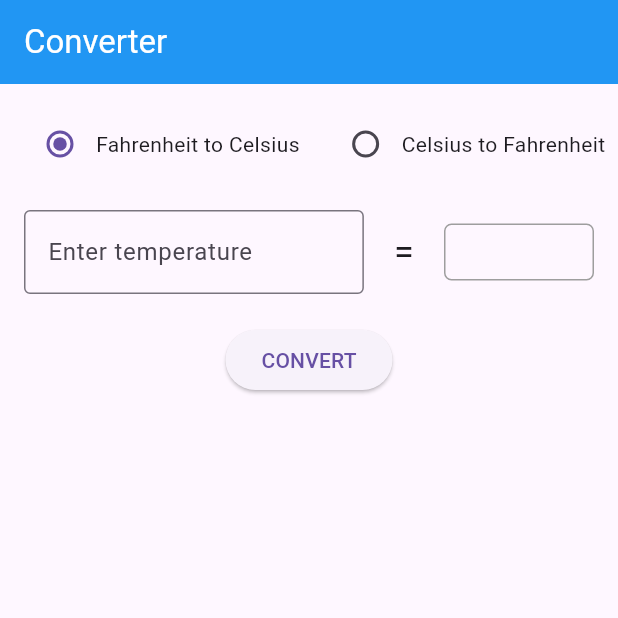
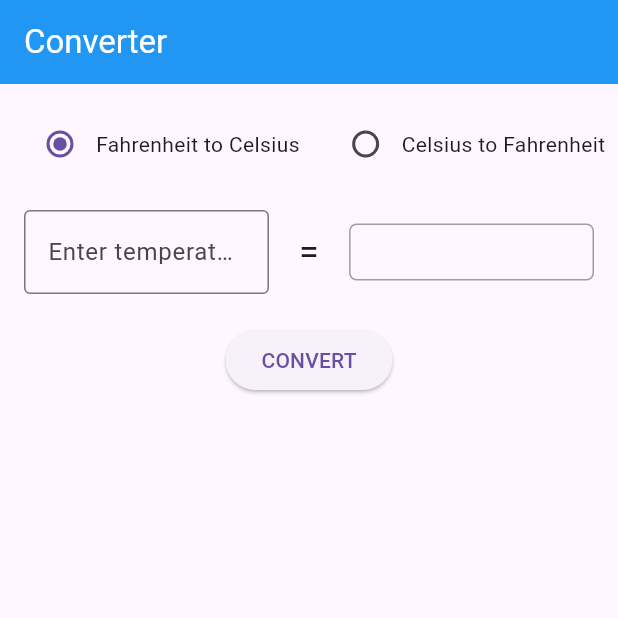
Before and after one commit to Telesphore-Uwabera/temperature_conversion_app, a Flutter app: the screen it shows after launch, on a phone screen of 412 x 824 dp, the top half of it. Run offline on Flutter 3.47's test engine with Material 3 defaults, Android fonts, the phone set to English and light mode, and no system bars.

Commit message:
The last version of the Temperature Conversion App

```diff
--- a/lib/main.dart
+++ b/lib/main.dart
@@ -135,17 +135,20 @@ class _TemperatureConverterHomePageState
                       style: TextStyle(fontSize: 24),
                     ),
                     SizedBox(width: 20),
-                    Container(
-                      width: 100,
+                    Expanded(
+                      child: Container(
                         padding: EdgeInsets.symmetric(horizontal: 10, vertical: 5),
                         decoration: BoxDecoration(
                           border: Border.all(color: Colors.grey),
                           borderRadius: BorderRadius.circular(5),
                         ),
+                        child: Center(
                           child: Text(
                             _result,
                             style: TextStyle(fontSize: 18),
                             textAlign: TextAlign.center,
+                          ),
+                        ),
                       ),
                     ),
                   ],
```
Lines whose indentation alone changed are shown as unchanged.
